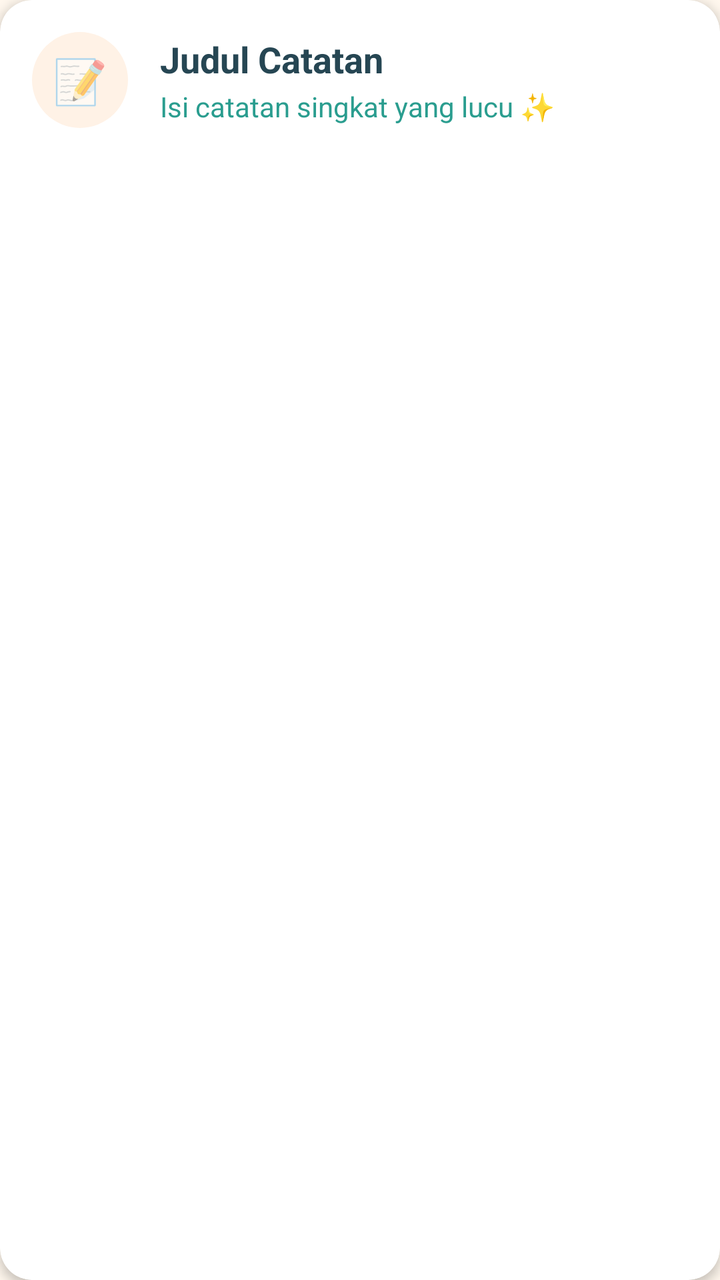
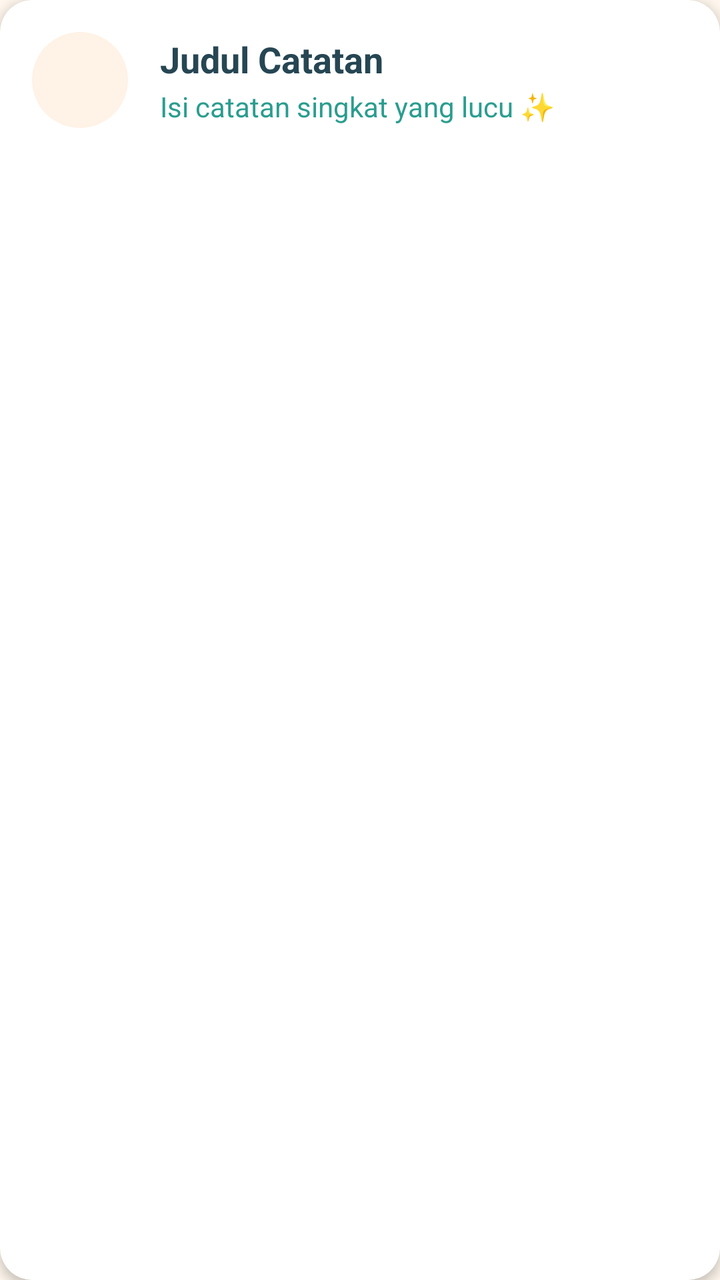

Screens rendered from an Android XML layout before and after an edit, with the pre-edit source and the edit as a unified diff.
<!-- AndroidManifest.xml: application theme Theme.Notes -->
<!-- res/layout/list_item.xml -->
<?xml version="1.0" encoding="utf-8"?>
<androidx.cardview.widget.CardView xmlns:android="http://schemas.android.com/apk/res/android"
    xmlns:app="http://schemas.android.com/apk/res-auto"
    android:layout_width="match_parent"
    android:layout_height="wrap_content"
    android:layout_marginHorizontal="12dp"
    android:layout_marginVertical="6dp"
    app:cardCornerRadius="16dp"
    app:cardElevation="3dp"
    app:cardBackgroundColor="@color/white">

    <LinearLayout
        android:layout_width="match_parent"
        android:layout_height="wrap_content"
        android:orientation="horizontal"
        android:padding="16dp"
        android:gravity="center_vertical">

        
        <FrameLayout
            android:id="@+id/emojiContainer"
            android:layout_width="48dp"
            android:layout_height="48dp"
            android:background="@drawable/bg_emoji_circle"
            android:layout_marginEnd="16dp">

            <TextView
                android:id="@+id/tvEmoji"
                android:layout_width="wrap_content"
                android:layout_height="wrap_content"
                android:layout_gravity="center"
                android:text="📝"
                android:textSize="22sp" />
        </FrameLayout>

        
        <LinearLayout
            android:layout_width="0dp"
            android:layout_height="wrap_content"
            android:layout_weight="1"
            android:orientation="vertical">

            <TextView
                android:id="@+id/tvTitle"
                android:layout_width="match_parent"
                android:layout_height="wrap_content"
                android:text="Judul Catatan"
                android:textSize="18sp"
                android:textStyle="bold"
                android:textColor="@color/dark_blue_text" />

            <TextView
                android:id="@+id/tvContent"
                android:layout_width="match_parent"
                android:layout_height="wrap_content"
                android:text="Isi catatan singkat yang lucu ✨"
                android:maxLines="1"
                android:ellipsize="end"
                android:textSize="14sp"
                android:textColor="@color/green_tosca_text"
                android:layout_marginTop="2dp" />
        </LinearLayout>

        
        <TextView
            android:id="@+id/tvFavorite"
            android:layout_width="wrap_content"
            android:layout_height="wrap_content"
            android:text="⭐"
            android:textSize="18sp"
            android:layout_marginStart="8dp"
            android:visibility="gone" />

    </LinearLayout>
</androidx.cardview.widget.CardView>
<!-- resources referenced by this layout -->
<resources>
  <color name="dark_blue_text">#264653</color>
  <color name="green_tosca_text">#2A9D8F</color>
  <color name="white">#FFFFFFFF</color>
  <!-- drawable bg_emoji_circle (drawable) -->
  <?xml version="1.0" encoding="utf-8"?>
  <shape xmlns:android="http://schemas.android.com/apk/res/android"
      android:shape="oval">
      <solid android:color="#FFF2E6" />
  </shape>
  <style name="Theme.Notes" parent="Base.Theme.Notes" />
  <style name="Base.Theme.Notes" parent="Theme.MaterialComponents.DayNight.NoActionBar">
          
          <item name="colorPrimary">@color/orange_primary</item>
          <item name="colorPrimaryVariant">@color/red_brick_secondary</item>
          <item name="colorOnPrimary">@color/white</item>
          
          <item name="colorSecondary">@color/green_tosca_text</item>
          <item name="colorSecondaryVariant">@color/green_tosca_text</item>
          <item name="colorOnSecondary">@color/white</item>
          
          <item name="android:statusBarColor">@color/cream_background</item>
          <item name="android:windowLightStatusBar">true</item>
          
          <item name="android:windowBackground">@color/cream_background</item>
          
          <item name="android:textColorPrimary">@color/dark_blue_text</item>
          <item name="android:textColorSecondary">@color/green_tosca_text</item>
      </style>
  <color name="orange_primary">#F4A261</color>
  <color name="red_brick_secondary">#E76F51</color>
  <color name="cream_background">#FFF7ED</color>
</resources>

<!-- the commit's change to res/layout/list_item.xml (unified diff, before → after) -->
@@ -29,7 +29,6 @@
                 android:layout_width="wrap_content"
                 android:layout_height="wrap_content"
                 android:layout_gravity="center"
-                android:text="📝"
                 android:textSize="22sp" />
         </FrameLayout>
 
